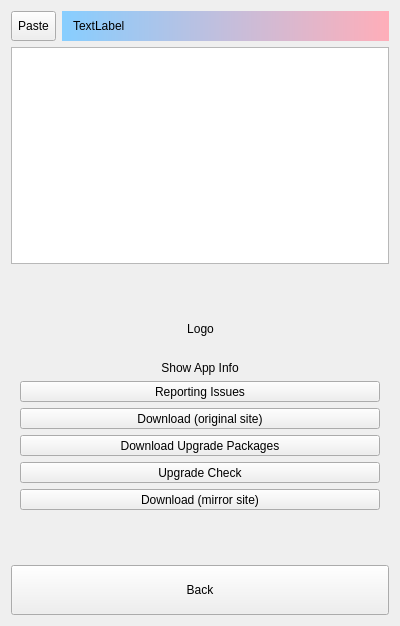
Above: src/RemarksAbout.ui from ic005k/Knot-Legacy before the change. Below: the same form after it.
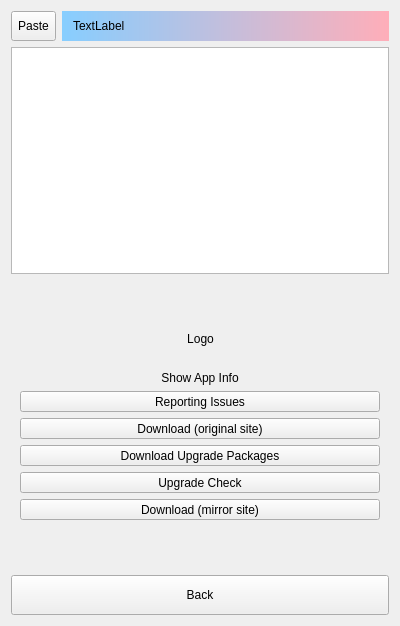
That is the form after the change.

Commit message: Fixed an error in the total number of keys

Diff of the .ui file:
```diff
--- a/src/RemarksAbout.ui
+++ b/src/RemarksAbout.ui
@@ -269,8 +269,8 @@
      </property>
      <property name="minimumSize">
       <size>
-       <width>50</width>
-       <height>50</height>
+       <width>0</width>
+       <height>40</height>
       </size>
      </property>
      <property name="text">
```
The commit also changes 2 other files.
